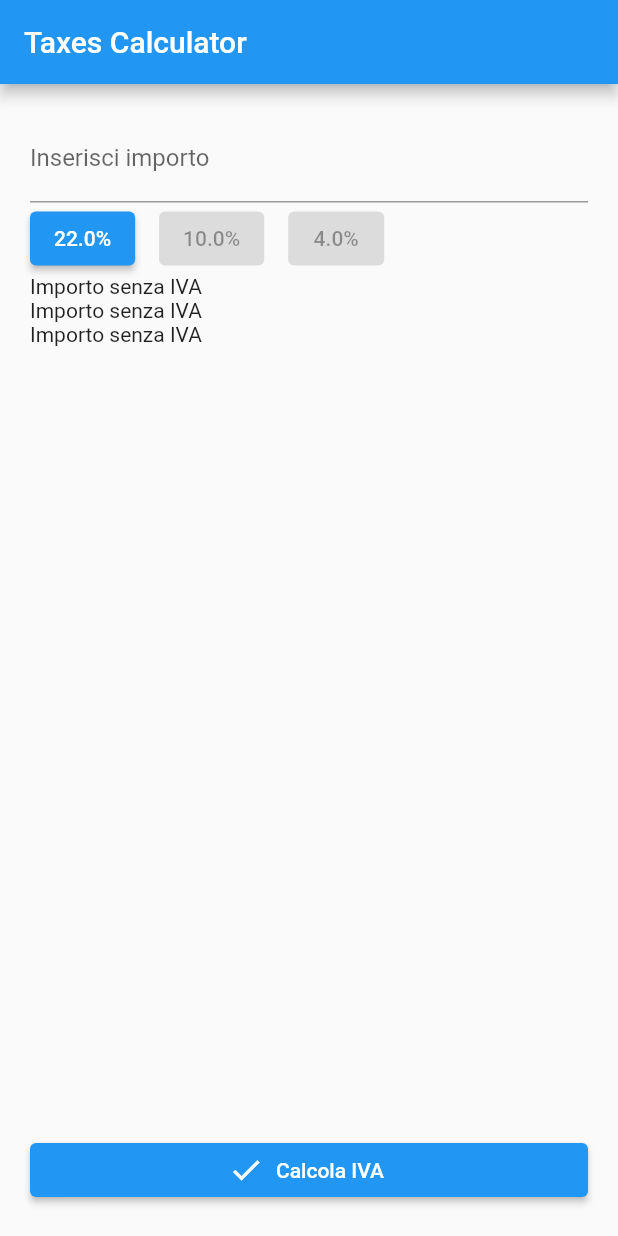
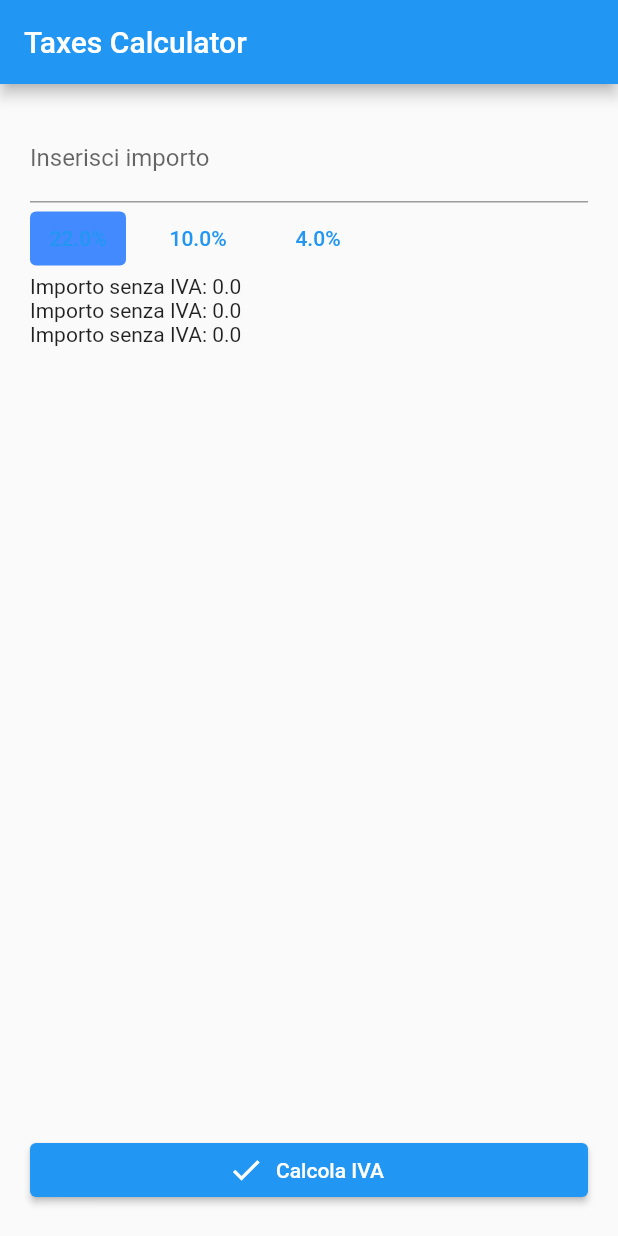
Before and after one commit to matteo-cavallo/flutter-elis-first-app, a Flutter app: the screen it shows after launch, after a tap on "22.0%", on a phone screen of 412 x 824 dp. Run offline on Flutter 3.47's test engine with Material 2 defaults, Android fonts, the phone set to English and light mode, and no system bars; missing offline and left inert: dart:ffi.

Commit message:
Added Buttons functionalities

```diff
--- a/lib/main.dart
+++ b/lib/main.dart
@@ -1,13 +1,59 @@
+import 'dart:ffi';
 import 'dart:math';
 
 import 'package:flutter/material.dart';
 
+enum TaxRate { tax22, tax10, tax4 }
+
 void main() {
-  runApp(const MyApp());
+  runApp(MyApp());
 }
 
-class MyApp extends StatelessWidget {
+class MyApp extends StatefulWidget {
   const MyApp({Key? key}) : super(key: key);
+
+  @override
+  State<StatefulWidget> createState() {
+    return MyAppState();
+  }
+}
+
+class TaxRateButton extends StatelessWidget {
+  String label;
+  bool active;
+  Function()? onPressed;
+
+  TaxRateButton(this.label, this.active, this.onPressed);
+
+  @override
+  Widget build(BuildContext context) {
+    return TextButton(
+      onPressed: onPressed,
+      child: Text(label),
+      style: active ? TextButton.styleFrom(backgroundColor: Colors.blueAccent) : TextButton.styleFrom(backgroundColor: null),
+    );
+  }
+}
+
+class MyAppState extends State<MyApp> {
+  var selectedTax = TaxRate.tax22;
+  var taxValue = 0.0;
+
+  void changeValue(String value) {
+    setState(() {
+      taxValue = double.parse(value);
+    });
+  }
+
+  void onChangeTaxRate(TaxRate taxRate){
+    setState(() {
+      selectedTax = taxRate;
+    });
+  }
+
+  bool isSelected(TaxRate taxRate){
+    return taxRate == selectedTax;
+  }
 
   @override
   Widget build(BuildContext context) {
@@ -23,9 +69,10 @@ class MyApp extends StatelessWidget {
                   Column(
                     crossAxisAlignment: CrossAxisAlignment.start,
                     children: [
-                      const TextField(
+                      TextField(
+                        onChanged: changeValue,
                         keyboardType: TextInputType.number,
-                        decoration: InputDecoration(
+                        decoration: const InputDecoration(
                             border: UnderlineInputBorder(),
                             labelText: 'Inserisci importo'),
                       ),
@@ -33,26 +80,35 @@ class MyApp extends StatelessWidget {
                         children: [
                           Padding(
                             padding: const EdgeInsets.only(right: 16),
-                            child: ElevatedButton(onPressed: () {}, child: const Text('22.0%')),
+                            child: TaxRateButton("22.0%",isSelected(TaxRate.tax22), (){
+                              onChangeTaxRate(TaxRate.tax22);
+                            }),
                           ),
-                          const Padding(
-                            padding: EdgeInsets.only(right: 16),
-                            child: ElevatedButton(onPressed: null, child: Text('10.0%')),
+                          Padding(
+                            padding: const EdgeInsets.only(right: 16),
+                            child: TaxRateButton("10.0%",isSelected(TaxRate.tax10), (){
+                              onChangeTaxRate(TaxRate.tax10);
+                            }),
                           ),
-                          const ElevatedButton(onPressed: null, child: Text('4.0%'))
+                          Padding(
+                            padding: const EdgeInsets.only(right: 16),
+                            child: TaxRateButton("4.0%", isSelected(TaxRate.tax4), (){
+                              onChangeTaxRate(TaxRate.tax4);
+                            }),
+                          ),
                         ],
                       ),
-                      const Text('Importo senza IVA'),
-                      const Text('Importo senza IVA'),
-                      const Text('Importo senza IVA')
+                      Text('Importo senza IVA: ${taxValue.toString()}'),
+                      Text('Importo senza IVA: ${taxValue.toString()}'),
+                      Text('Importo senza IVA: ${taxValue.toString()}'),
                     ],
                   ),
                   FractionallySizedBox(
                     widthFactor: 1,
                     child: ElevatedButton.icon(
-                      onPressed: () {
-                      },
-                      label: const Text('Calcola IVA', style: TextStyle(color: Colors.white)),
+                      onPressed: () {},
+                      label: const Text('Calcola IVA',
+                          style: TextStyle(color: Colors.white)),
                       icon: const Icon(Icons.check, color: Colors.white),
                     ),
                   ),
```
